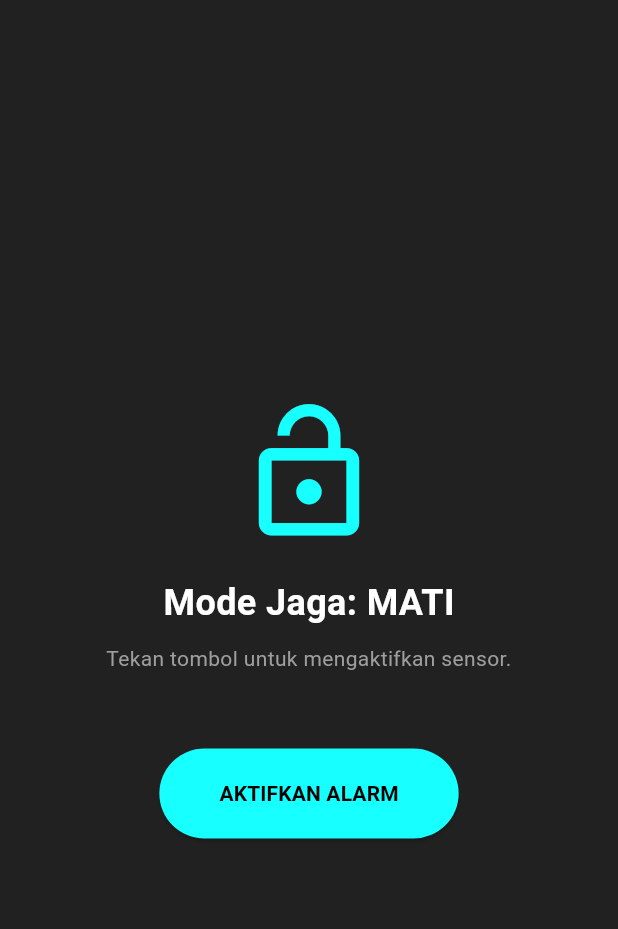
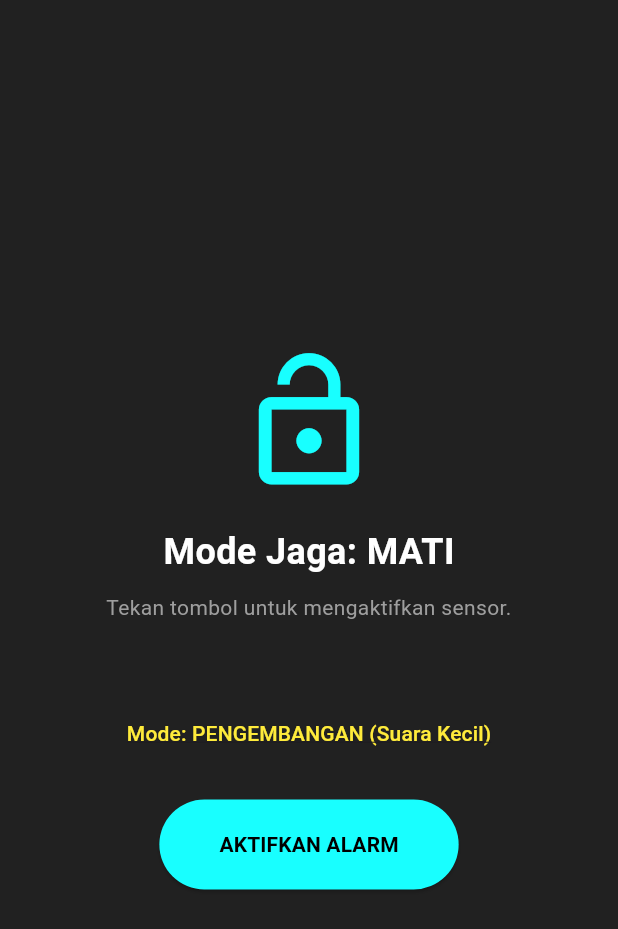
Before and after one commit to avhan052-arch/anti_maling, a Flutter app: the screen it shows after launch, on a phone screen of 412 x 824 dp. Shown: the top 929 px of the screen. Run offline on Flutter 3.47's test engine with Material 3 defaults, Android fonts, the phone set to English and light mode, and no system bars; our stand-ins replace audioplayers, sensors_plus; missing offline and left inert: flutter_volume_controller.

Commit message:
Fitur Test Mode

```diff
--- a/lib/main.dart
+++ b/lib/main.dart
@@ -3,7 +3,6 @@ import 'package:flutter/material.dart';
 import 'package:flutter/services.dart';
 import 'package:sensors_plus/sensors_plus.dart';
 import 'package:audioplayers/audioplayers.dart';
-// [BARU] Import package volume
 import 'package:flutter_volume_controller/flutter_volume_controller.dart';
 
 void main() {
@@ -24,24 +23,29 @@ class _AntiMalingAppState extends State<AntiMalingApp> {
   // --- VARIABEL UTAMA ---
   bool isActive = false;
   bool isAlarmTriggered = false;
+  bool isTestMode = true; // [BARU] Mode Pengujian
 
+  // Variabel untuk sensor
   List<double>? _initialPosition;
   StreamSubscription<UserAccelerometerEvent>? _streamSubscription;
 
+  // Variabel Audio
   final AudioPlayer _audioPlayer = AudioPlayer();
+
+  // Kontroller input PIN
   final TextEditingController _pinController = TextEditingController();
   final String correctPin = "1234";
 
+  // Timer untuk visual & getar berulang
   Timer? _loopTimer;
   bool _isRedScreen = false;
 
-  // [BARU] Variabel untuk menyimpan volume asli user sebelum alarm bunyi
+  // Variabel untuk menyimpan volume asli user sebelum alarm bunyi
   double _userPreviousVolume = 0.5;
 
   @override
   void initState() {
     super.initState();
-    // [BARU] Inisialisasi pengaturan volume (agar tidak menampilkan UI volume bawaan HP yang mengganggu)
     FlutterVolumeController.updateShowSystemUI(false);
   }
 
@@ -91,26 +95,27 @@ class _AntiMalingAppState extends State<AntiMalingApp> {
       isAlarmTriggered = true;
     });
 
-    // [BARU] 1. Simpan volume user saat ini
+    // [LOGIKA VOLUME]
     _userPreviousVolume = await FlutterVolumeController.getVolume() ?? 0.5;
+    double targetVolume = isTestMode ? 0.3 : 1.0; // Volume 30% saat Test Mode, 100% saat Normal
 
-    // [BARU] 2. Paksa Volume ke MAX (1.0 = 100%)
-    await FlutterVolumeController.setVolume(1.0);
+    await FlutterVolumeController.setVolume(targetVolume);
 
-    // 3. Mainkan suara sirine
+    // 2. Mainkan suara sirine
     await _audioPlayer.setReleaseMode(ReleaseMode.loop);
     await _audioPlayer.play(AssetSource('sirine.mp3'));
 
-    // 4. Loop: Getar, Kedip Layar, dan PAKSA VOLUME
+    // 3. Loop: Getar, Kedip Layar, dan PAKSA VOLUME (Hanya jika BUKAN Test Mode)
     _loopTimer = Timer.periodic(const Duration(milliseconds: 500), (timer) {
       setState(() {
         _isRedScreen = !_isRedScreen;
       });
       HapticFeedback.heavyImpact();
 
-      // [BARU] Lock Volume: Setel ulang ke 100% setiap 0.5 detik
-      // Ini akan melawan jika user mencoba mengecilkan volume
-      FlutterVolumeController.setVolume(1.0);
+      // Volume Lock hanya aktif jika BUKAN Test Mode
+      if (!isTestMode) {
+        FlutterVolumeController.setVolume(targetVolume);
+      }
     });
   }
 
@@ -120,7 +125,6 @@ class _AntiMalingAppState extends State<AntiMalingApp> {
       _loopTimer?.cancel();
       _audioPlayer.stop();
 
-      // [BARU] Kembalikan volume ke level semula (biar user tidak kaget saat buka sosmed lain)
       await FlutterVolumeController.setVolume(_userPreviousVolume);
 
       setState(() {
@@ -140,7 +144,7 @@ class _AntiMalingAppState extends State<AntiMalingApp> {
     }
   }
 
-  // --- TAMPILAN UI (Sama seperti sebelumnya) ---
+  // --- TAMPILAN UI ---
   @override
   Widget build(BuildContext context) {
     Color backgroundColor = isAlarmTriggered
@@ -176,13 +180,31 @@ class _AntiMalingAppState extends State<AntiMalingApp> {
                 const SizedBox(height: 10),
                 Text(
                   isAlarmTriggered
-                      ? "Volume Terkunci di 100%!" // Update teks info
+                      ? (isTestMode ? "Volume (30%) TIDAK TERKUNCI" : "Volume (100%) TERKUNCI!")
                       : "Tekan tombol untuk mengaktifkan sensor.",
                   textAlign: TextAlign.center,
                   style: TextStyle(
                       color: isAlarmTriggered ? Colors.black : Colors.grey),
                 ),
                 const SizedBox(height: 50),
+
+                // [BARU] Tombol Toggle Mode Uji
+                if (!isActive && !isAlarmTriggered)
+                  TextButton(
+                    onPressed: () {
+                      setState(() {
+                        isTestMode = !isTestMode;
+                      });
+                    },
+                    child: Text(
+                      isTestMode ? "Mode: PENGEMBANGAN (Suara Kecil)" : "Mode: PRODUKSI (Suara Penuh)",
+                      style: TextStyle(
+                        color: isTestMode ? Colors.yellow : Colors.grey,
+                        decoration: TextDecoration.underline,
+                      ),
+                    ),
+                  ),
+                const SizedBox(height: 20),
 
                 if (!isActive && !isAlarmTriggered)
                   ElevatedButton(
--- a/pubspec.yaml
+++ b/pubspec.yaml
@@ -17,6 +17,10 @@ dependencies:
   vibration: ^3.1.3
   volume_controller: ^3.4.1
   flutter_volume_controller: ^1.3.4
+  # [BARU] Untuk akses kamera
+  camera: ^0.10.5+9
+  # [BARU] Untuk menyimpan file di direktori lokal
+  path_provider: ^2.1.1
 
 dev_dependencies:
   flutter_test:
```
Also changed, not shown: pubspec.lock, 1 other file.
